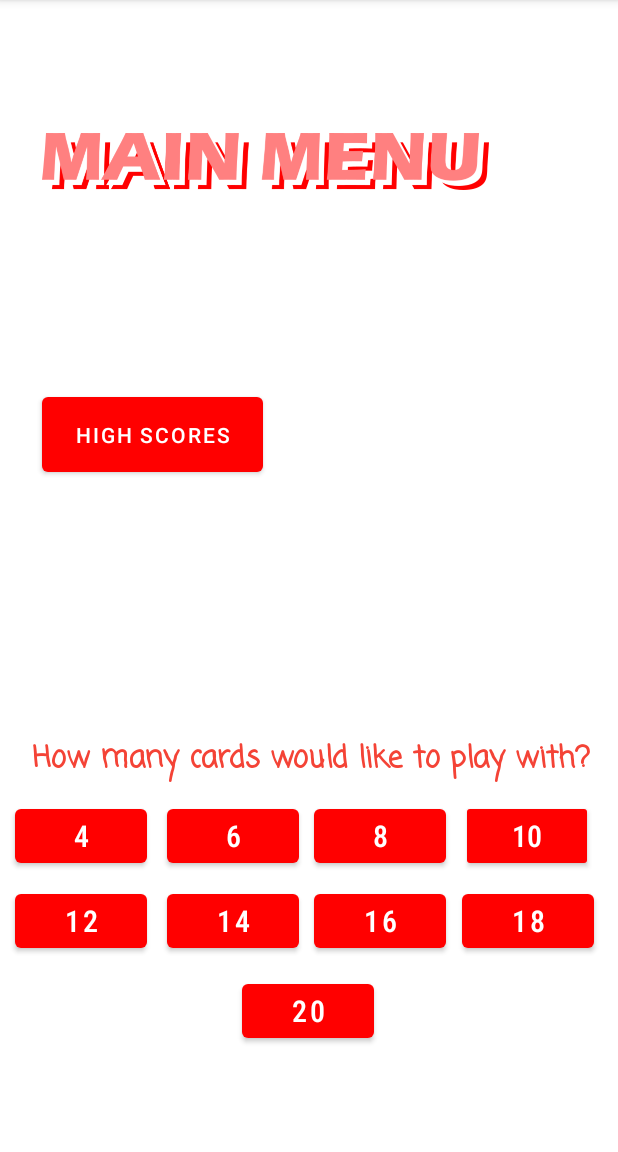
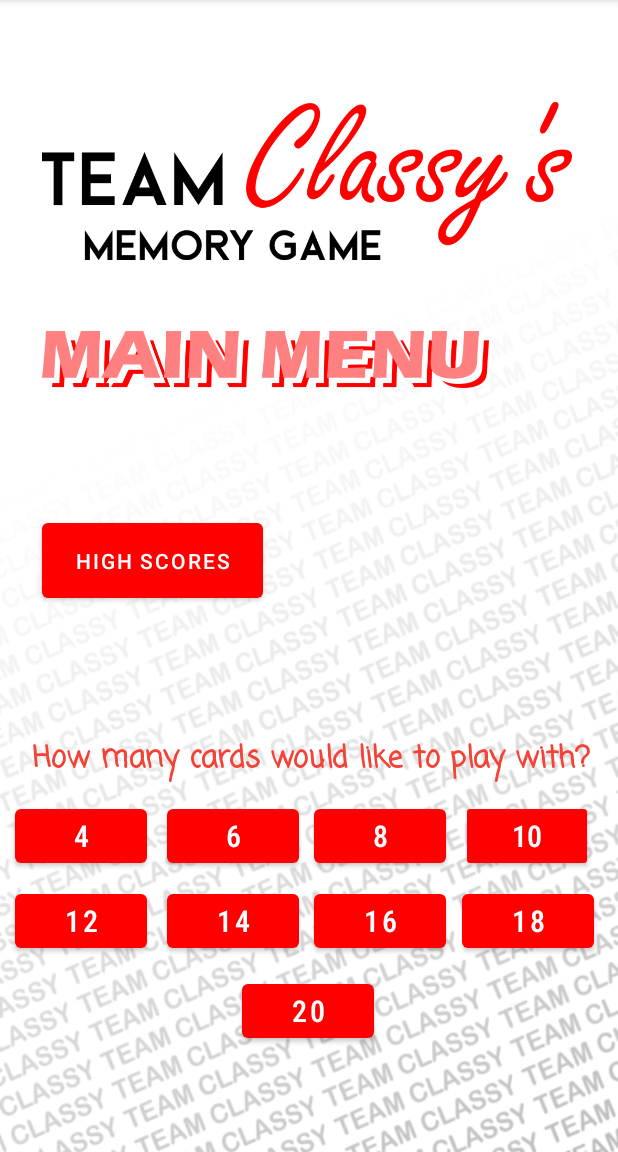
Before and after one commit to ShaneBaxter831/CS2450_AndroidMemoryGame, an Android app: the screen it shows after launch (MainActivity), on a phone screen of 412 x 824 dp, the part 84-1236 px from its top. Run offline under Robolectric (Android 15) with nearby library versions, the phone set to English and light mode, and no system bars.

Commit message:
Added Team Classy logo to main menu portrait and landscape layouts

```diff
--- a/MyApplication/app/src/main/res/layout-land/activity_main.xml
+++ b/MyApplication/app/src/main/res/layout-land/activity_main.xml
@@ -4,6 +4,7 @@
     xmlns:tools="http://schemas.android.com/tools"
     android:layout_width="match_parent"
     android:layout_height="match_parent"
+    android:background="@drawable/classybackground"
     tools:context=".MainActivity">
 
     <ImageView
@@ -141,10 +142,19 @@
         android:id="@+id/toHighScores"
         android:layout_width="147dp"
         android:layout_height="62dp"
-        android:layout_marginTop="44dp"
+        android:layout_marginTop="332dp"
         android:text="High Scores"
         app:layout_constraintEnd_toEndOf="parent"
+        app:layout_constraintHorizontal_bias="0.882"
         app:layout_constraintStart_toEndOf="@+id/imageView"
         app:layout_constraintTop_toTopOf="parent" />
 
+    <ImageView
+        android:id="@+id/imageView2"
+        android:layout_width="279dp"
+        android:layout_height="98dp"
+        app:srcCompat="@drawable/memorygameteamclassy"
+        tools:layout_editor_absoluteX="436dp"
+        tools:layout_editor_absoluteY="11dp" />
+
 </androidx.constraintlayout.widget.ConstraintLayout>
--- a/MyApplication/app/src/main/res/layout/activity_main.xml
+++ b/MyApplication/app/src/main/res/layout/activity_main.xml
@@ -4,6 +4,7 @@
     xmlns:tools="http://schemas.android.com/tools"
     android:layout_width="match_parent"
     android:layout_height="match_parent"
+    android:background="@drawable/classybackground"
     tools:context=".MainActivity">
 
     <TextView
@@ -156,7 +157,7 @@
         android:layout_width="147dp"
         android:layout_height="62dp"
         android:layout_marginStart="28dp"
-        android:layout_marginTop="116dp"
+        android:layout_marginTop="68dp"
         android:text="High Scores"
         app:layout_constraintStart_toStartOf="parent"
         app:layout_constraintTop_toBottomOf="@+id/imageView3" />
@@ -170,7 +171,17 @@
         app:layout_constraintHorizontal_bias="0.247"
         app:layout_constraintStart_toStartOf="parent"
         app:layout_constraintTop_toTopOf="parent"
-        app:layout_constraintVertical_bias="0.104"
+        app:layout_constraintVertical_bias="0.293"
         app:srcCompat="@drawable/mainmenu" />
 
+    <ImageView
+        android:id="@+id/imageView5"
+        android:layout_width="353dp"
+        android:layout_height="248dp"
+        android:layout_marginStart="28dp"
+        android:layout_marginBottom="524dp"
+        app:layout_constraintBottom_toBottomOf="parent"
+        app:layout_constraintStart_toStartOf="parent"
+        app:srcCompat="@drawable/memorygameteamclassy" />
+
 </androidx.constraintlayout.widget.ConstraintLayout>
```
Also changed, not shown: MyApplication/app/src/main/res/drawable/classybackground.png (added), MyApplication/app/src/main/res/drawable/memorygameteamclassy.png (added).
